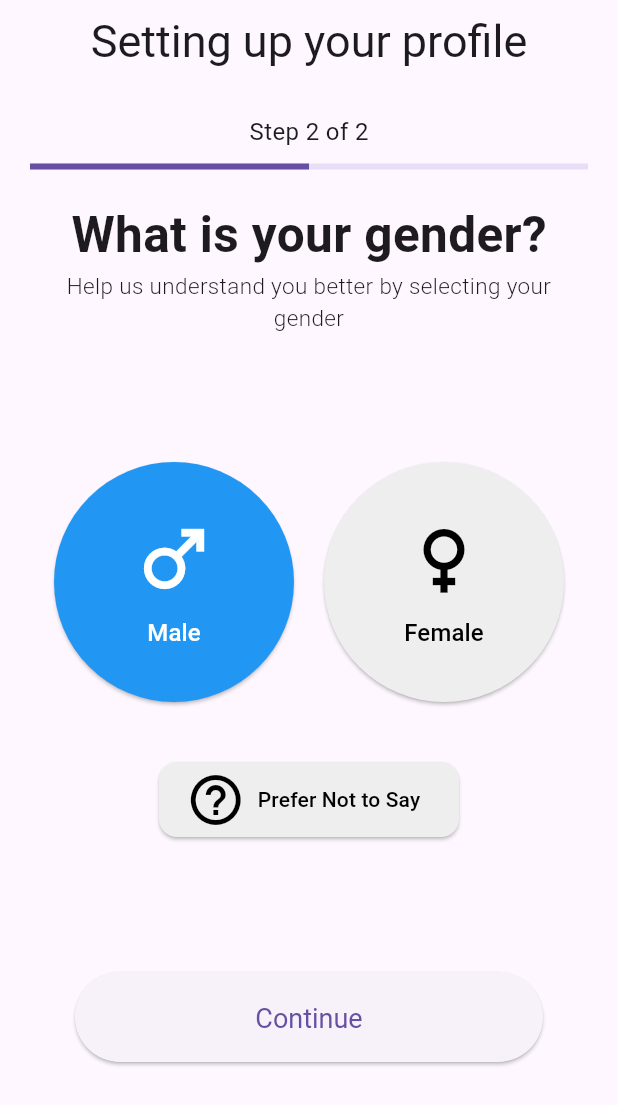
After one commit to KaiJiann0722/FYP_AI_Mental_Health_Application, a Flutter app: the WidgetTree screen opened directly, after a tap on "Male", on a phone screen of 412 x 824 dp. The commit adds this screen. Shown: the top 1105 px of the screen. Run offline on Flutter 3.47's test engine with Material 3 defaults, Android fonts, the phone set to English and light mode, and no system bars; our stand-ins replace cloud_firestore, firebase_auth, firebase_core, get, image_picker; accounts and stored records are empty.

Commit message:
added userSetup pg

```diff
--- a/lib/profile_pages/profile.dart
+++ b/lib/profile_pages/profile.dart
@@ -1,6 +1,5 @@
 import 'dart:convert';
 import 'dart:typed_data';
-
 import 'package:flutter/material.dart';
 import 'package:flutter_fyp/profile_pages/utils.dart';
 import 'package:flutter_fyp/userAuth_pages/auth.dart';
@@ -20,6 +19,8 @@ class _ProfilePageState extends State<ProfilePage> {
   String lastName = '';
   String imageUrl = '';
   String email = '';
+  String gender = '';
+  String dob = '';
 
   @override
   void initState() {
@@ -36,6 +37,8 @@ class _ProfilePageState extends State<ProfilePage> {
         lastName = userData!['lastName'] ?? '';
         email = userData!['email'] ?? '';
         imageUrl = userData!['imageUrl'] ?? '';
+        gender = userData!['gender'] ?? '';
+        dob = userData!['dob'] ?? '';
       }
     });
   }
--- a/lib/userAuth_pages/auth.dart
+++ b/lib/userAuth_pages/auth.dart
@@ -39,12 +39,16 @@ class Auth {
         String lastName = data['lastName'] ?? '';
         String email = data['email'] ?? '';
         String imageUrl = data['imageUrl'] ?? '';
+        String gender = data['gender'] ?? '';
+        String dob = data['dob'] ?? '';
 
         return {
           'firstName': firstName,
           'lastName': lastName,
           'email': email,
           'imageUrl': imageUrl,
+          'gender': gender,
+          'dob': dob,
         };
       } else {
         print('User data not found for UID: $uid');
@@ -87,6 +91,29 @@ class Auth {
       }
     } catch (e) {
       print("Error uploading image: $e");
+    }
+  }
+
+  Future<void> addGenderAndDob(
+      String uid, Map<String, String> addGenderAndDob) async {
+    try {
+      // Check if gender and dob are non-empty
+      if (addGenderAndDob['gender']?.isEmpty ?? true) {
+        print('Gender is empty');
+      }
+      if (addGenderAndDob['dob']?.isEmpty ?? true) {
+        print('DOB is empty');
+      }
+
+      // Debug print the map being passed to ensure data is correct
+      print('Data to be updated: $addGenderAndDob');
+
+      // Update the user document in Firestore
+      await _firestore.collection('users').doc(uid).update(addGenderAndDob);
+      print('Gender & Dob added successfully');
+    } catch (e) {
+      print('Error adding: $e');
+      throw e; // Optionally throw the error if you need to handle it elsewhere
     }
   }
 
--- a/lib/userAuth_pages/login.dart
+++ b/lib/userAuth_pages/login.dart
@@ -2,6 +2,7 @@ import 'package:flutter/material.dart';
 import 'package:flutter_fyp/userAuth_pages/auth.dart';
 import 'package:flutter_fyp/userAuth_pages/forgetpw.dart';
 import 'package:flutter_fyp/userAuth_pages/register.dart';
+import 'package:get/get.dart';
 
 class LoginPage extends StatefulWidget {
   const LoginPage({super.key});
@@ -201,10 +202,9 @@ class _LoginPageState extends State<LoginPage> {
             cursor: SystemMouseCursors.click, // Changes cursor to click
             child: GestureDetector(
               onTap: () {
-                Navigator.push(
-                  context,
-                  MaterialPageRoute(builder: (context) => RegisterPage()),
-                );
+                Route route =
+                    MaterialPageRoute(builder: (context) => RegisterPage());
+                Navigator.pushReplacement(context, route);
               },
               child: const Text(
                 'Register now',
--- a/lib/userAuth_pages/register.dart
+++ b/lib/userAuth_pages/register.dart
@@ -1,6 +1,7 @@
 import 'package:flutter/material.dart';
 import 'package:flutter_fyp/userAuth_pages/auth.dart';
 import 'package:flutter_fyp/userAuth_pages/login.dart';
+import 'package:flutter_fyp/userAuth_pages/userSetup.dart';
 
 class RegisterPage extends StatefulWidget {
   const RegisterPage({super.key});
@@ -50,6 +51,12 @@ class _RegisterPageState extends State<RegisterPage> {
       // Registration successful
       // Navigate to the next screen or show success message
       print('Sucessfully store data in firestore');
+      if (mounted) {
+        Navigator.pushReplacement(
+          context,
+          MaterialPageRoute(builder: (context) => UserSetupPage()),
+        );
+      }
     }
   }
 
@@ -267,7 +274,6 @@ class _RegisterPageState extends State<RegisterPage> {
                     // Proceed with user registration
                     await registerUser();
                     if (context.mounted) {
-                      Navigator.pop(context);
                       ScaffoldMessenger.of(context).showSnackBar(
                         SnackBar(
                           content: Text("Registration successful!"),
@@ -317,10 +323,9 @@ class _RegisterPageState extends State<RegisterPage> {
             cursor: SystemMouseCursors.click, // Changes cursor to click
             child: GestureDetector(
               onTap: () {
-                Navigator.push(
-                  context,
-                  MaterialPageRoute(builder: (context) => LoginPage()),
-                );
+                Route route =
+                    MaterialPageRoute(builder: (context) => LoginPage());
+                Navigator.pushReplacement(context, route);
               },
               child: const Text(
                 'Login now',
--- /dev/null
+++ b/lib/userAuth_pages/userSetup.dart
@@ -0,0 +1,308 @@
+// ignore_for_file: file_names
+
+import 'package:firebase_auth/firebase_auth.dart';
+import 'package:flutter/material.dart';
+import 'package:flutter_fyp/userAuth_pages/auth.dart';
+import 'package:flutter_fyp/widget_tree.dart';
+import 'package:intl/intl.dart';
+
+class UserSetupPage extends StatefulWidget {
+  const UserSetupPage({super.key});
+
+  @override
+  State<UserSetupPage> createState() => _UserSetupPageState();
+}
+
+class _UserSetupPageState extends State<UserSetupPage> {
+  String? selectedGender;
+  String? selectedDate;
+  TextEditingController dateController = TextEditingController();
+  User? user;
+  Map<String, String>? userData;
+  String gender = '';
+  String dob = '';
+
+  final List<String> genders = ['Male', 'Female', 'Other'];
+  bool isGenderSelected = false; // Track if gender has been selected
+
+  // Function to proceed to the next section after gender is selected
+  void proceedToDateOfBirth() {
+    setState(() {
+      isGenderSelected = true; // Move to DOB selection
+    });
+  }
+
+  // Function to complete the profile setup
+  Future<void> completeProfileSetup() async {
+    try {
+      // Fetch user data (including UID) using the getUserData function
+      Map<String, String>? userData = await Auth().getUserData();
+
+      if (userData == null) {
+        print('Error: User data is null');
+        return;
+      }
+
+      // Get user ID (UID) from the returned data
+      final currentUser = Auth().currentUser;
+      setState(() {
+        user = currentUser;
+      });
+
+      if (user?.uid == null) {
+        print('No UID found');
+        return;
+      }
+
+      // Prepare data to update
+      Map<String, String> updatedData = {
+        'gender': selectedGender ?? "", // The gender value you collected
+        'dob': selectedDate ?? "", // The date of birth value you collected
+      };
+
+      // Now pass a non-null UID to the function
+      await Auth().addGenderAndDob(
+          user!.uid, updatedData); // Use '!' to assert non-null UID
+
+      // Optionally, navigate to another screen after the update
+      if (mounted) {
+        Route route = MaterialPageRoute(builder: (context) => WidgetTree());
+        Navigator.pushReplacement(context, route);
+      }
+    } catch (e) {
+      print('Error updating user data: $e');
+    }
+  }
+
+  Future<void> _selectDate() async {
+    DateTime? picked = await showDatePicker(
+      context: context,
+      initialDate:
+          selectedDate != null ? DateTime.parse(selectedDate!) : DateTime.now(),
+      firstDate: DateTime(1900),
+      lastDate: DateTime.now(),
+    );
+    if (picked != null && picked.toString().split(" ")[0] != selectedDate) {
+      setState(() {
+        // Convert DateTime to string in desired format (e.g., 'yyyy-MM-dd')
+        selectedDate = DateFormat('yyyy-MM-dd')
+            .format(picked); // Format the DateTime as a string
+        dateController.text =
+            selectedDate!; // Update the text field with formatted date string
+      });
+    }
+  }
+
+  Widget _title() {
+    return const Text(
+      'Setting up your profile',
+      style: TextStyle(fontSize: 30),
+    );
+  }
+
+  @override
+  Widget build(BuildContext context) {
+    return Scaffold(
+      appBar: AppBar(
+        centerTitle: true,
+        title: _title(),
+      ),
+      body: Padding(
+        padding: const EdgeInsets.all(20),
+        child: Column(
+          crossAxisAlignment: CrossAxisAlignment.center,
+          mainAxisAlignment: MainAxisAlignment.start,
+          children: [
+            Text(
+              selectedGender == null ? 'Step 1 of 2' : 'Step 2 of 2',
+              style: const TextStyle(fontSize: 16),
+            ),
+            const SizedBox(height: 10),
+            LinearProgressIndicator(
+              value: isGenderSelected ? 1.0 : 0.5,
+            ),
+            const SizedBox(height: 20),
+
+            // Select Gender Section
+            if (!isGenderSelected) ...[
+              const Text(
+                'What is your gender?',
+                style: TextStyle(fontSize: 33, fontWeight: FontWeight.bold),
+              ),
+              const Center(
+                child: Text(
+                  'Help us understand you better by selecting your gender',
+                  style: TextStyle(fontSize: 15, fontWeight: FontWeight.w300),
+                  textAlign: TextAlign.center,
+                ),
+              ),
+              const SizedBox(height: 20),
+              Expanded(
+                child: Center(
+                  child: Column(
+                    mainAxisAlignment: MainAxisAlignment.center,
+                    children: [
+                      Row(
+                        mainAxisAlignment: MainAxisAlignment.center,
+                        children: [
+                          ElevatedButton(
+                            onPressed: () {
+                              setState(() {
+                                selectedGender = 'Male';
+                              });
+                            },
+                            style: ElevatedButton.styleFrom(
+                              backgroundColor: selectedGender == 'Male'
+                                  ? Colors.blue
+                                  : Colors.grey[200],
+                              foregroundColor: selectedGender == 'Male'
+                                  ? Colors.white
+                                  : Colors.black,
+                              minimumSize: const Size(160, 160),
+                              shape: const CircleBorder(),
+                            ),
+                            child: Column(
+                              mainAxisAlignment: MainAxisAlignment.center,
+                              children: const [
+                                Icon(Icons.male, size: 60),
+                                SizedBox(height: 8),
+                                Text('Male', style: TextStyle(fontSize: 16)),
+                              ],
+                            ),
+                          ),
+                          const SizedBox(width: 20),
+                          ElevatedButton(
+                            onPressed: () {
+                              setState(() {
+                                selectedGender = 'Female';
+                              });
+                            },
+                            style: ElevatedButton.styleFrom(
+                              backgroundColor: selectedGender == 'Female'
+                                  ? Colors.pink
+                                  : Colors.grey[200],
+                              foregroundColor: selectedGender == 'Female'
+                                  ? Colors.white
+                                  : Colors.black,
+                              minimumSize: const Size(160, 160),
+                              shape: const CircleBorder(),
+                            ),
+                            child: Column(
+                              mainAxisAlignment: MainAxisAlignment.center,
+                              children: const [
+                                Icon(Icons.female, size: 60),
+                                SizedBox(height: 8),
+                                Text('Female', style: TextStyle(fontSize: 16)),
+                              ],
+                            ),
+                          ),
+                        ],
+                      ),
+                      const SizedBox(height: 40),
+                      ElevatedButton.icon(
+                        onPressed: () {
+                          setState(() {
+                            selectedGender = 'Prefer Not to Say';
+                          });
+                        },
+                        icon: const Icon(Icons.help_outline, size: 40),
+                        label: const Text('Prefer Not to Say'),
+                        style: ElevatedButton.styleFrom(
+                          backgroundColor: selectedGender == 'Prefer Not to Say'
+                              ? Colors.green
+                              : Colors.grey[200],
+                          foregroundColor: selectedGender == 'Prefer Not to Say'
+                              ? Colors.white
+                              : Colors.black,
+                          minimumSize: const Size(200, 50),
+                          shape: RoundedRectangleBorder(
+                            borderRadius: BorderRadius.circular(12),
+                          ),
+                        ),
+                      ),
+                      const SizedBox(height: 60),
+                      Padding(
+                        padding: const EdgeInsets.all(30),
+                        child: SizedBox(
+                          width: double.infinity,
+                          height: 60,
+                          child: ElevatedButton(
+                            onPressed: selectedGender != null
+                                ? proceedToDateOfBirth
+                                : null,
+                            style: ElevatedButton.styleFrom(
+                              padding: const EdgeInsets.symmetric(vertical: 20),
+                              textStyle: const TextStyle(fontSize: 18),
+                            ),
+                            child: const Text('Continue'),
+                          ),
+                        ),
+                      ),
+                    ],
+                  ),
+                ),
+              ),
+            ],
+
+            // Select Date of Birth Section
+            if (isGenderSelected) ...[
+              const Center(
+                child: Text(
+                  'How old are you?',
+                  style: TextStyle(fontSize: 33, fontWeight: FontWeight.bold),
+                  textAlign: TextAlign.center,
+                ),
+              ),
+              const Center(
+                child: Text(
+                  'Providing your date of birth helps us create a more personalized experience for you.',
+                  style: TextStyle(fontSize: 15, fontWeight: FontWeight.w300),
+                  textAlign: TextAlign.center,
+                ),
+              ),
+              const SizedBox(height: 100),
+              Center(
+                  child: Padding(
+                padding: EdgeInsets.all(30),
+                child: TextField(
+                  controller: dateController,
+                  decoration: InputDecoration(
+                    labelText: 'Date of birth',
+                    filled: true,
+                    prefixIcon: Icon(Icons.calendar_today),
+                    enabledBorder:
+                        OutlineInputBorder(borderSide: BorderSide.none),
+                    focusedBorder: OutlineInputBorder(
+                        borderSide: BorderSide(color: Colors.blue)),
+                  ),
+                  readOnly: true,
+                  onTap: () {
+                    _selectDate();
+                  },
+                ),
+              )),
+              const SizedBox(height: 160),
+              Padding(
+                padding: const EdgeInsets.all(30),
+                child: SizedBox(
+                  width: double.infinity,
+                  height: 60,
+                  child: ElevatedButton(
+                    onPressed: selectedDate == null
+                        ? null // Disable button if no date is selected
+                        : completeProfileSetup,
+                    style: ElevatedButton.styleFrom(
+                      padding: const EdgeInsets.symmetric(vertical: 20),
+                      textStyle: const TextStyle(fontSize: 18),
+                    ),
+                    child: const Text('Finish'),
+                  ),
+                ),
+              ),
+            ],
+          ],
+        ),
+      ),
+    );
+  }
+}
--- a/lib/widget_tree.dart
+++ b/lib/widget_tree.dart
@@ -1,8 +1,8 @@
 import 'package:flutter/material.dart';
 import 'package:flutter_fyp/userAuth_pages/login.dart';
-import 'package:flutter_fyp/userAuth_pages/home_page.dart';
 import 'package:flutter_fyp/userAuth_pages/auth.dart';
 import 'package:flutter_fyp/layout_pages/nav_menu.dart';
+import 'package:flutter_fyp/userAuth_pages/userSetup.dart';
 
 class WidgetTree extends StatefulWidget {
   const WidgetTree({super.key});
@@ -12,14 +12,81 @@ class WidgetTree extends StatefulWidget {
 }
 
 class _WidgetTreeState extends State<WidgetTree> {
+  String firstName = '';
+  String lastName = '';
+  String email = '';
+  String imageUrl = '';
+  String gender = '';
+  String dob = '';
+  bool isLoading = true; // To track loading state
+
+  Future<void> _loadUserData() async {
+    // Fetch the user data from Auth
+    Map<String, String>? data = await Auth().getUserData();
+    if (data != null) {
+      setState(() {
+        firstName = data['firstName'] ?? '';
+        lastName = data['lastName'] ?? '';
+        email = data['email'] ?? '';
+        imageUrl = data['imageUrl'] ?? '';
+        gender = data['gender'] ?? '';
+        dob = data['dob'] ?? '';
+        isLoading = false; // Set loading to false after data is fetched
+      });
+    } else {
+      setState(() {
+        isLoading = false; // Handle case where data is not available
+      });
+    }
+  }
+
   @override
   Widget build(BuildContext context) {
     return StreamBuilder(
       stream: Auth().authStateChanges,
       builder: (context, snapshot) {
+        // Show loading indicator while checking authentication status
+        if (snapshot.connectionState == ConnectionState.waiting) {
+          return const Scaffold(
+            backgroundColor: Colors.white, // Set the background color to white
+            body: Center(
+              child: SizedBox(
+                width: 50,
+                height: 50,
+                child:
+                    CircularProgressIndicator(), // Smaller loading indicator at the center
+              ),
+            ),
+          );
+        }
+
         if (snapshot.hasData) {
+          // If user is logged in and data is not loaded yet, fetch user data
+          if (isLoading) {
+            _loadUserData(); // Fetch user data only if not already loaded
+            return const Scaffold(
+              backgroundColor:
+                  Colors.white, // Set the background color to white
+              body: Center(
+                child: SizedBox(
+                  width: 50,
+                  height: 50,
+                  child:
+                      CircularProgressIndicator(), // Smaller loading indicator at the center
+                ),
+              ),
+            );
+          }
+
+          // Check if gender or dob is missing
+          if (gender.isEmpty || dob.isEmpty) {
+            return UserSetupPage(); // Navigate to user setup if either gender or dob is missing
+          }
+
+          // Proceed to the main navigation if data is valid
           return NavMenu();
         } else {
+          // If no user is logged in, show LoginPage
           return const LoginPage();
         }
       },
--- a/pubspec.yaml
+++ b/pubspec.yaml
@@ -40,6 +40,7 @@ dependencies:
   cloud_firestore: ^5.4.4
   get: ^4.6.6
   image_picker: ^1.1.2
+  intl: ^0.19.0
 
 dev_dependencies:
   flutter_test:
```
Also changed, not shown: lib/main.dart (line endings or trailing spaces), pubspec.lock.
